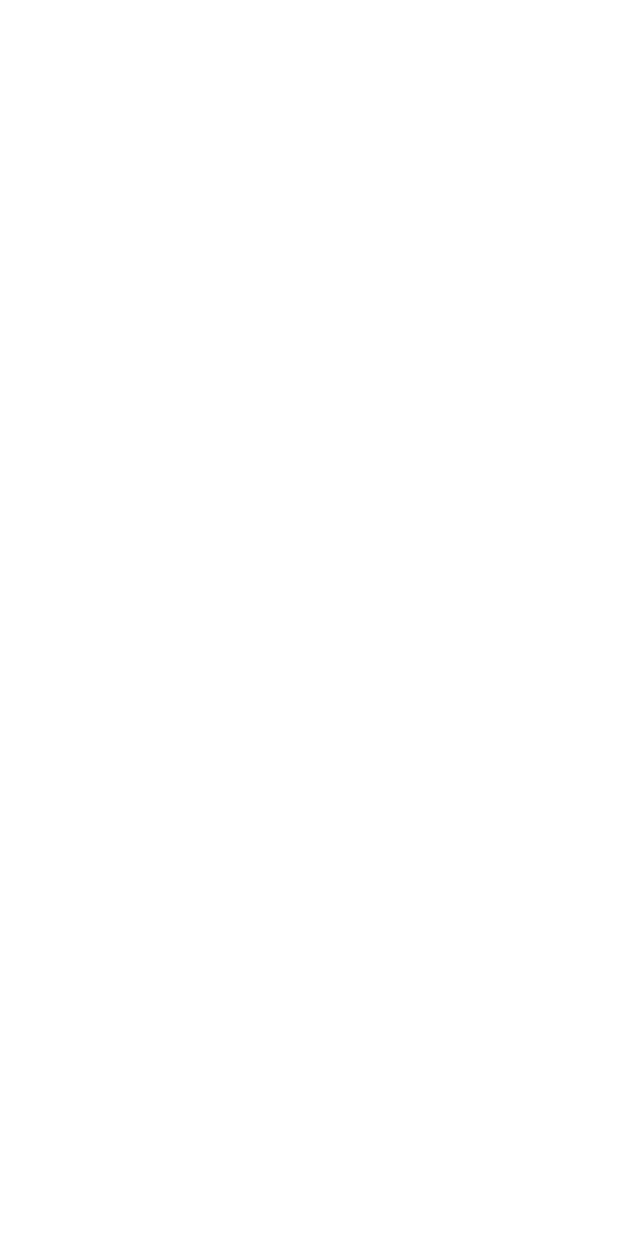
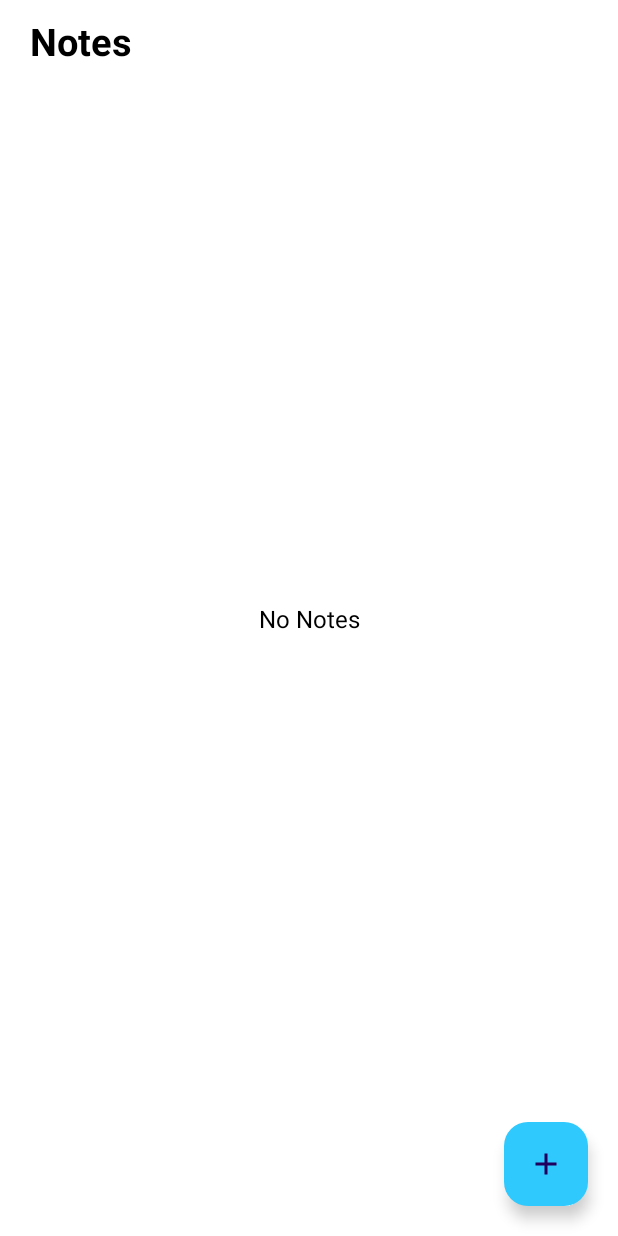
Before and after one commit to rllakhan/Notes-App, an Android app: the screen it shows after launch (MainActivity), on a phone screen of 412 x 824 dp. Before the commit the screen is empty. Run offline under Robolectric (Android 15) with nearby library versions, the phone set to English and light mode, and no system bars.

Commit message:
add app layout

```diff
--- a/app/src/main/AndroidManifest.xml
+++ b/app/src/main/AndroidManifest.xml
@@ -13,6 +13,9 @@
         android:theme="@style/Theme.NotesApp"
         tools:targetApi="31">
         <activity
+            android:name=".CreateNoteActivity"
+            android:exported="false" />
+        <activity
             android:name=".MainActivity"
             android:exported="true">
             <intent-filter>
--- a/app/src/main/java/com/example/notesapp/MainActivity.kt
+++ b/app/src/main/java/com/example/notesapp/MainActivity.kt
@@ -1,12 +1,20 @@
 package com.example.notesapp
 
+import android.content.Intent
 import android.os.Bundle
+import android.widget.TextView
 import androidx.activity.enableEdgeToEdge
 import androidx.appcompat.app.AppCompatActivity
 import androidx.core.view.ViewCompat
 import androidx.core.view.WindowInsetsCompat
+import androidx.recyclerview.widget.RecyclerView
+import com.google.android.material.floatingactionbutton.FloatingActionButton
 
 class MainActivity : AppCompatActivity() {
+    private lateinit var recyclerView: RecyclerView
+    private lateinit var floatingActionButton: FloatingActionButton
+    private lateinit var tvNoNotes: TextView
+
     override fun onCreate(savedInstanceState: Bundle?) {
         super.onCreate(savedInstanceState)
         enableEdgeToEdge()
@@ -16,5 +24,14 @@ class MainActivity : AppCompatActivity() {
             v.setPadding(systemBars.left, systemBars.top, systemBars.right, systemBars.bottom)
             insets
         }
+        recyclerView = findViewById(R.id.recyclerView)
+        floatingActionButton = findViewById(R.id.floatingActionButton)
+        tvNoNotes = findViewById(R.id.tvNoNotes)
+
+
+        floatingActionButton.setOnClickListener {
+            val intent = Intent(this, CreateNoteActivity::class.java)
+            startActivity(intent)
+        }
     }
 }
--- /dev/null
+++ b/app/src/main/res/drawable/ic_add.xml
@@ -0,0 +1,5 @@
+<vector xmlns:android="http://schemas.android.com/apk/res/android" android:height="24dp" android:tint="#000000" android:viewportHeight="24" android:viewportWidth="24" android:width="24dp">
+
+    <path android:fillColor="@android:color/white" android:pathData="M19,13h-6v6h-2v-6H5v-2h6V5h2v6h6v2z"/>
+
+</vector>
--- /dev/null
+++ b/app/src/main/res/drawable/ic_arrow_back.xml
@@ -0,0 +1,5 @@
+<vector xmlns:android="http://schemas.android.com/apk/res/android" android:autoMirrored="true" android:height="24dp" android:tint="#000000" android:viewportHeight="24" android:viewportWidth="24" android:width="24dp">
+
+    <path android:fillColor="@android:color/white" android:pathData="M20,11H7.83l5.59,-5.59L12,4l-8,8 8,8 1.41,-1.41L7.83,13H20v-2z"/>
+
+</vector>
--- /dev/null
+++ b/app/src/main/res/drawable/ic_edit.xml
@@ -0,0 +1,5 @@
+<vector xmlns:android="http://schemas.android.com/apk/res/android" android:height="24dp" android:tint="#000000" android:viewportHeight="24" android:viewportWidth="24" android:width="24dp">
+
+    <path android:fillColor="@android:color/white" android:pathData="M3,17.25V21h3.75L17.81,9.94l-3.75,-3.75L3,17.25zM20.71,7.04c0.39,-0.39 0.39,-1.02 0,-1.41l-2.34,-2.34c-0.39,-0.39 -1.02,-0.39 -1.41,0l-1.83,1.83 3.75,3.75 1.83,-1.83z"/>
+
+</vector>
--- a/app/src/main/res/layout/activity_main.xml
+++ b/app/src/main/res/layout/activity_main.xml
@@ -5,4 +5,57 @@
     android:id="@+id/main"
     android:layout_width="match_parent"
     android:layout_height="match_parent"
-    tools:context=".MainActivity"/>
+    tools:context=".MainActivity">
+
+    <TextView
+        android:id="@+id/tvNotesText"
+        android:layout_width="match_parent"
+        android:layout_height="wrap_content"
+        android:text="@string/notes"
+        android:textSize="25sp"
+        android:textColor="?attr/colorPrimary"
+        android:textStyle="bold"
+        android:layout_marginTop="10dp"
+        android:layout_marginStart="20dp"
+        android:layout_marginEnd="20dp"
+        app:layout_constraintEnd_toEndOf="parent"
+        app:layout_constraintStart_toStartOf="parent"
+        app:layout_constraintTop_toTopOf="parent" />
+
+    <androidx.recyclerview.widget.RecyclerView
+        android:id="@+id/recyclerView"
+        android:layout_width="match_parent"
+        android:layout_height="0dp"
+        app:layout_constraintBottom_toBottomOf="parent"
+        app:layout_constraintEnd_toEndOf="parent"
+        app:layout_constraintStart_toStartOf="parent"
+        app:layout_constraintTop_toBottomOf="@+id/tvNotesText" />
+
+    <com.google.android.material.floatingactionbutton.FloatingActionButton
+        android:id="@+id/floatingActionButton"
+        android:layout_width="wrap_content"
+        android:layout_height="wrap_content"
+        android:clickable="true"
+        android:focusable="true"
+        android:backgroundTint="?attr/colorSecondary"
+        android:contentDescription="@string/add"
+        android:layout_marginBottom="20dp"
+        android:layout_marginEnd="20dp"
+        app:layout_constraintBottom_toBottomOf="parent"
+        app:layout_constraintEnd_toEndOf="parent"
+        app:srcCompat="@drawable/ic_add" />
+
+    <TextView
+        android:id="@+id/tvNoNotes"
+        android:layout_width="wrap_content"
+        android:layout_height="wrap_content"
+        android:text="@string/no_notes"
+        android:textSize="16sp"
+        android:textColor="?attr/colorPrimary"
+        app:layout_constraintBottom_toBottomOf="parent"
+        app:layout_constraintEnd_toEndOf="parent"
+        app:layout_constraintStart_toStartOf="parent"
+        app:layout_constraintTop_toTopOf="parent" />
+
+
+</androidx.constraintlayout.widget.ConstraintLayout>
--- a/app/src/main/res/values/colors.xml
+++ b/app/src/main/res/values/colors.xml
@@ -3,4 +3,5 @@
     <color name="black">#000000</color>
     <color name="white">#FFFFFF</color>
     <color name="blue">#2fc9fe</color>
+    <color name="blueDark">#006ABA</color>
 </resources>
--- a/app/src/main/res/values/strings.xml
+++ b/app/src/main/res/values/strings.xml
@@ -1,3 +1,11 @@
 <resources>
     <string name="app_name">Notes App</string>
+    <string name="add">Add</string>
+    <string name="notes">Notes</string>
+    <string name="arrow_back">Arrow Back</string>
+    <string name="save">Save</string>
+    <string name="title">Title</string>
+    <string name="description">Description</string>
+    <string name="no_notes">No Notes</string>
+    <string name="edit">Edit</string>
 </resources>
```
Also changed, not shown: app/src/main/java/com/example/notesapp/CreateNoteActivity.kt (added, +40 -0 lines), app/src/main/res/drawable/bg_round.xml (added, +7 -0 lines), app/src/main/res/layout/activity_create_note.xml (added, +72 -0 lines), app/src/main/res/layout/layout_each_note.xml (added, +50 -0 lines).
